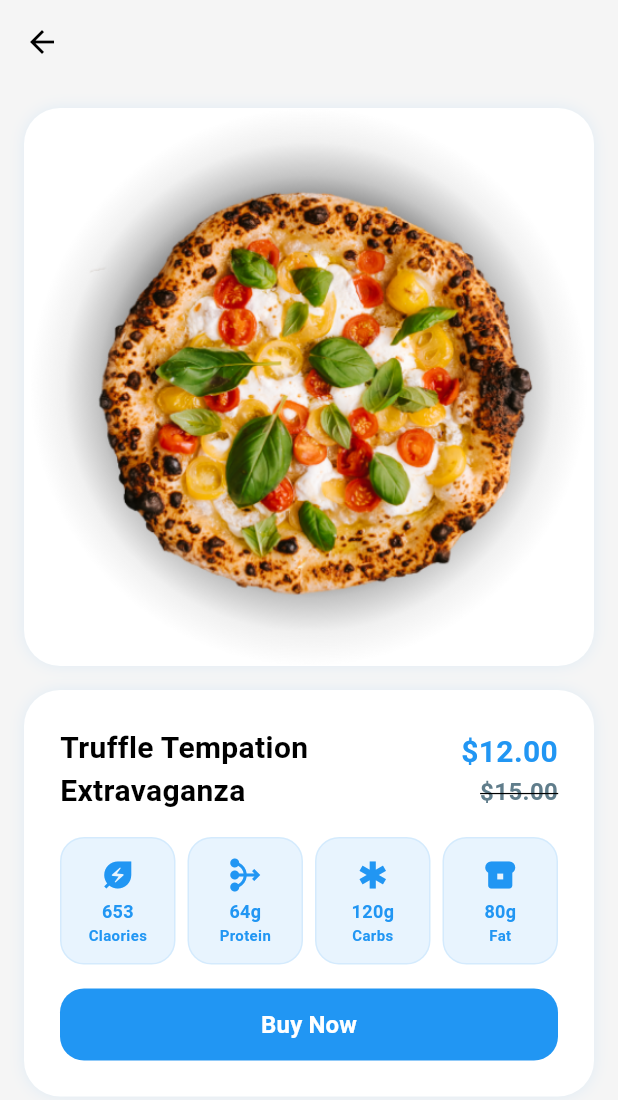
After one commit to akashgamage/pizza-app-practice, a Flutter app: the screen it shows once a user with an empty profile is signed in, after a tap on "NON-VEG", on a phone screen of 412 x 824 dp. The commit adds this screen. Shown: the top 1100 px of the screen. Run offline on Flutter 3.47's test engine with Material 3 defaults, Android fonts, the phone set to English and light mode, and no system bars; our stand-ins replace bloc, cloud_firestore, equatable, firebase_auth, firebase_core, flutter_bloc and 1 more; accounts and stored records are empty.

Commit message:
Item Single

```diff
--- /dev/null
+++ b/lib/components/macro.dart
@@ -0,0 +1,52 @@
+import 'package:flutter/cupertino.dart';
+import 'package:flutter/material.dart';
+
+class MyMacroWidget extends StatelessWidget {
+  final String title;
+  final String value;
+  final IconData icon;
+
+  const MyMacroWidget(
+      {required this.title,
+      required this.value,
+      required this.icon,
+      super.key});
+
+  @override
+  Widget build(BuildContext context) {
+    return Expanded(
+        child: Container(
+      decoration: BoxDecoration(
+        color: Colors.blue.withOpacity(0.1),
+        borderRadius: BorderRadius.circular(16),
+        border: Border.all(color: Colors.blue.withOpacity(0.1)),
+        boxShadow: const [
+          BoxShadow(
+            color: Color.fromARGB(0, 96, 125, 139),
+            offset: Offset(0, 0),
+            blurRadius: 4,
+          )
+        ],
+      ),
+      child: Padding(
+        padding: const EdgeInsets.all(12.0),
+        child: Column(
+          children: [
+            Icon(icon, color: Colors.blue),
+            const SizedBox(height: 4),
+            Text(value,
+                style: const TextStyle(
+                    color: Colors.blue,
+                    fontSize: 12,
+                    fontWeight: FontWeight.bold)),
+            Text(title,
+                style: const TextStyle(
+                    color: Colors.blue,
+                    fontSize: 10,
+                    fontWeight: FontWeight.bold)),
+          ],
+        ),
+      ),
+    ));
+  }
+}
--- /dev/null
+++ b/lib/screens/home/views/details_screen.dart
@@ -0,0 +1,150 @@
+import 'package:flutter/cupertino.dart';
+import 'package:flutter/material.dart';
+import 'package:pizza_app/components/macro.dart';
+
+class DetailsScreen extends StatelessWidget {
+  const DetailsScreen({super.key});
+
+  @override
+  Widget build(BuildContext context) {
+    return Scaffold(
+      backgroundColor: Theme.of(context).colorScheme.background,
+      appBar: AppBar(
+        backgroundColor: Theme.of(context).colorScheme.background,
+      ),
+      body: Padding(
+        padding: const EdgeInsets.all(16.0),
+        child: Column(
+          children: [
+            Container(
+              width: MediaQuery.of(context).size.width,
+              height: MediaQuery.of(context).size.width - (40),
+              decoration: BoxDecoration(
+                  color: Colors.white,
+                  borderRadius: BorderRadius.circular(24),
+                  boxShadow: [
+                    BoxShadow(
+                      color: Colors.blue.withOpacity(0.1),
+                      offset: const Offset(0, 0),
+                      blurRadius: 8,
+                    )
+                  ],
+                  image: const DecorationImage(
+                      image: AssetImage('assets/1 (1).png'))),
+            ),
+            const SizedBox(height: 16),
+            Container(
+              decoration: BoxDecoration(
+                color: Colors.white,
+                borderRadius: BorderRadius.circular(24),
+                boxShadow: [
+                  BoxShadow(
+                    color: Colors.blue.withOpacity(0.1),
+                    offset: const Offset(0, 0),
+                    blurRadius: 8,
+                  )
+                ],
+              ),
+              child: Padding(
+                padding:
+                    const EdgeInsets.symmetric(horizontal: 24.0, vertical: 24),
+                child: Column(
+                  children: [
+                    Row(
+                      mainAxisAlignment: MainAxisAlignment.spaceBetween,
+                      children: [
+                        const Expanded(
+                          flex: 2,
+                          child: Text(
+                            "Truffle Tempation Extravaganza",
+                            style: TextStyle(
+                                fontWeight: FontWeight.bold, fontSize: 20),
+                          ),
+                        ),
+                        Expanded(
+                          flex: 1,
+                          child: Align(
+                            alignment: Alignment.centerRight,
+                            child: Column(
+                              crossAxisAlignment: CrossAxisAlignment.end,
+                              children: [
+                                Text(
+                                  "\$12.00",
+                                  style: TextStyle(
+                                      fontWeight: FontWeight.bold,
+                                      fontSize: 20,
+                                      color: Theme.of(context)
+                                          .colorScheme
+                                          .primary),
+                                ),
+                                const Text(
+                                  "\$15.00",
+                                  style: TextStyle(
+                                      fontWeight: FontWeight.bold,
+                                      fontSize: 16,
+                                      color: Colors.blueGrey,
+                                      decoration: TextDecoration.lineThrough),
+                                ),
+                              ],
+                            ),
+                          ),
+                        ),
+                      ],
+                    ),
+                    const SizedBox(height: 16),
+                    const Row(
+                      children: [
+                        MyMacroWidget(
+                          title: 'Claories',
+                          value: '653',
+                          icon: Icons.energy_savings_leaf,
+                        ),
+                        SizedBox(width: 8),
+                        MyMacroWidget(
+                          title: 'Protein',
+                          value: '64g',
+                          icon: Icons.mediation,
+                        ),
+                        SizedBox(width: 8),
+                        MyMacroWidget(
+                          title: 'Carbs',
+                          value: '120g',
+                          icon: Icons.emergency_sharp,
+                        ),
+                        SizedBox(width: 8),
+                        MyMacroWidget(
+                          title: 'Fat',
+                          value: '80g',
+                          icon: Icons.breakfast_dining,
+                        ),
+                      ],
+                    ),
+                    const SizedBox(height: 16),
+                    SizedBox(
+                      width: MediaQuery.of(context).size.width,
+                      height: 48,
+                      child: TextButton(
+                        onPressed: () {},
+                        style: TextButton.styleFrom(
+                          backgroundColor:
+                              Theme.of(context).colorScheme.primary,
+                          shape: RoundedRectangleBorder(
+                              borderRadius: BorderRadius.circular(16)),
+                        ),
+                        child: const Text("Buy Now",
+                            style: TextStyle(
+                                color: Colors.white,
+                                fontWeight: FontWeight.bold,
+                                fontSize: 16)),
+                      ),
+                    )
+                  ],
+                ),
+              ),
+            )
+          ],
+        ),
+      ),
+    );
+  }
+}
--- a/lib/screens/home/views/home_screen.dart
+++ b/lib/screens/home/views/home_screen.dart
@@ -2,6 +2,7 @@ import 'package:flutter/cupertino.dart';
 import 'package:flutter/material.dart';
 import 'package:flutter_bloc/flutter_bloc.dart';
 import 'package:pizza_app/screens/auth/blocs/sign_in_bloc/sign_in_bloc.dart';
+import 'details_screen.dart';
 
 class HomeScreen extends StatelessWidget {
   const HomeScreen({super.key});
@@ -47,18 +48,22 @@ class HomeScreen extends StatelessWidget {
               ),
               itemCount: 8,
               itemBuilder: (context, int i) {
-                return Container(
-                  decoration: BoxDecoration(
-                    color: Theme.of(context).colorScheme.surface,
+                return Material(
+                  elevation: 2,
+                  color: Colors.white,
+                  shape: RoundedRectangleBorder(
                     borderRadius: BorderRadius.circular(16),
-                    boxShadow: [
-                      BoxShadow(
-                        color: Colors.blueGrey.withOpacity(0.1),
-                        blurRadius: 8,
-                        offset: const Offset(0, 0),
                   ),
-                    ],
-                  ),
+                  child: InkWell(
+                    borderRadius: BorderRadius.circular(16),
+                    onTap: () {
+                      Navigator.push(
+                          context,
+                          MaterialPageRoute<void>(
+                            builder: (BuildContext context) =>
+                                const DetailsScreen(),
+                          ));
+                    },
                     child: Column(
                       crossAxisAlignment: CrossAxisAlignment.start,
                       children: [
@@ -131,8 +136,9 @@ class HomeScreen extends StatelessWidget {
                                   Text("\$12.00",
                                       style: TextStyle(
                                         fontSize: 16,
-                                      color:
-                                          Theme.of(context).colorScheme.primary,
+                                        color: Theme.of(context)
+                                            .colorScheme
+                                            .primary,
                                         fontWeight: FontWeight.bold,
                                       )),
                                   const SizedBox(width: 8),
@@ -147,14 +153,15 @@ class HomeScreen extends StatelessWidget {
                               ),
                               IconButton(
                                 onPressed: () {},
-                              icon:
-                                  const Icon(CupertinoIcons.add_circled_solid),
+                                icon: const Icon(
+                                    CupertinoIcons.add_circled_solid),
                               ),
                             ],
                           ),
                         )
                       ],
                     ),
+                  ),
                 );
               }),
         ));
--- /dev/null
+++ b/packages/pizza_repository/lib/src/entities/entities.dart
@@ -0,0 +1 @@
+export 'pizza_entity.dart';
--- /dev/null
+++ b/packages/pizza_repository/lib/src/entities/macros_entity.dart
@@ -0,0 +1,31 @@
+class MacrosEntity {
+  int calories;
+  int proteins;
+  int fat;
+  int carbs;
+
+  MacrosEntity({
+    required this.calories,
+    required this.proteins,
+    required this.fat,
+    required this.carbs,
+  });
+
+  Map<String, Object?> toDocument() {
+    return {
+      'calories': calories,
+      'proteins': proteins,
+      'fat': fat,
+      'carbs': carbs,
+    };
+  }
+
+  static MacrosEntity fromDocument(Map<String, dynamic> doc) {
+    return MacrosEntity(
+      calories: doc['calories'],
+      proteins: doc['protiens'],
+      fat: doc['fat'],
+      carbs: doc['carbs'],
+    );
+  }
+}
--- /dev/null
+++ b/packages/pizza_repository/lib/src/entities/pizza_entity.dart
@@ -0,0 +1,55 @@
+import 'package:pizza_repository/src/entities/macros_entity.dart';
+import 'package:pizza_repository/src/models/macros.dart';
+
+class PizzaEntity {
+  String pizzaId;
+  String picture;
+  bool isVeg;
+  int spicy;
+  String name;
+  String descripion;
+  double price;
+  double discount;
+  List<Macros> macros;
+
+  PizzaEntity({
+    required this.pizzaId,
+    required this.picture,
+    required this.isVeg,
+    required this.spicy,
+    required this.name,
+    required this.descripion,
+    required this.price,
+    required this.discount,
+    required this.macros,
+  });
+
+  Map<String, Object?> toDocument() {
+    return {
+      'pizzaId': pizzaId,
+      'picture': picture,
+      'isVeg': isVeg,
+      'spicy': spicy,
+      'name': name,
+      'descripion': descripion,
+      'price': price,
+      'discount': discount,
+      'macros': macros.map((macro) => macro.toEntity().toDocument()),
+    };
+  }
+
+  static PizzaEntity fromDocument(Map<String, dynamic> doc) {
+    return PizzaEntity(
+      pizzaId: doc['pizzaId'],
+      picture: doc['picture'],
+      isVeg: doc['isVeg'],
+      spicy: doc['spicy'],
+      name: doc['name'],
+      descripion: doc['descripion'],
+      price: doc['price'],
+      discount: doc['discount'],
+      macros: doc['macros']
+          .map((e) => Macros.fromEntity(MacrosEntity.fromDocument(e))),
+    );
+  }
+}
--- /dev/null
+++ b/packages/pizza_repository/lib/src/models/macros.dart
@@ -0,0 +1,33 @@
+import '../entities/macros_entity.dart';
+
+class Macros {
+  int calories;
+  int proteins;
+  int fat;
+  int carbs;
+
+  Macros({
+    required this.calories,
+    required this.proteins,
+    required this.fat,
+    required this.carbs,
+  });
+
+  MacrosEntity toEntity() {
+    return MacrosEntity(
+      calories: calories,
+      proteins: proteins,
+      fat: fat,
+      carbs: carbs,
+    );
+  }
+
+  static Macros fromEntity(MacrosEntity entity) {
+    return Macros(
+      calories: entity.calories,
+      proteins: entity.proteins,
+      fat: entity.fat,
+      carbs: entity.carbs,
+    );
+  }
+}
--- /dev/null
+++ b/packages/pizza_repository/lib/src/models/models.dart
@@ -0,0 +1,2 @@
+export 'macros.dart';
+export 'pizza.dart';
--- /dev/null
+++ b/packages/pizza_repository/lib/src/models/pizza.dart
@@ -0,0 +1,54 @@
+import '../entities/entities.dart';
+import 'models.dart';
+
+class Pizza {
+  String pizzaId;
+  String picture;
+  bool isVeg;
+  int spicy;
+  String name;
+  String descripion;
+  double price;
+  double discount;
+  List<Macros> macros;
+
+  Pizza({
+    required this.pizzaId,
+    required this.picture,
+    required this.isVeg,
+    required this.spicy,
+    required this.name,
+    required this.descripion,
+    required this.price,
+    required this.discount,
+    required this.macros,
+  });
+
+  PizzaEntity toEntity() {
+    return PizzaEntity(
+      pizzaId: pizzaId,
+      picture: picture,
+      isVeg: isVeg,
+      spicy: spicy,
+      name: name,
+      descripion: descripion,
+      price: price,
+      discount: discount,
+      macros: macros,
+    );
+  }
+
+  static Pizza fromEntity(PizzaEntity entity) {
+    return Pizza(
+      pizzaId: entity.pizzaId,
+      picture: entity.picture,
+      isVeg: entity.isVeg,
+      spicy: entity.spicy,
+      name: entity.name,
+      descripion: entity.descripion,
+      price: entity.price,
+      discount: entity.discount,
+      macros: entity.macros,
+    );
+  }
+}
--- a/pubspec.yaml
+++ b/pubspec.yaml
@@ -19,6 +19,7 @@ dependencies:
   user_repository:
     path: packages/user_repository
   cupertino_icons: ^1.0.8
+  font_awesome_flutter: ^10.6.0
 
 dev_dependencies:
   flutter_test:
```
Also changed, not shown: packages/pizza_repository/lib/pizza_repository.dart (added), packages/pizza_repository/lib/src/firebase_pizza_repo.dart (added), packages/pizza_repository/lib/src/pizza_repo.dart (added), pubspec.lock. Lines whose indentation alone changed are shown as unchanged.
